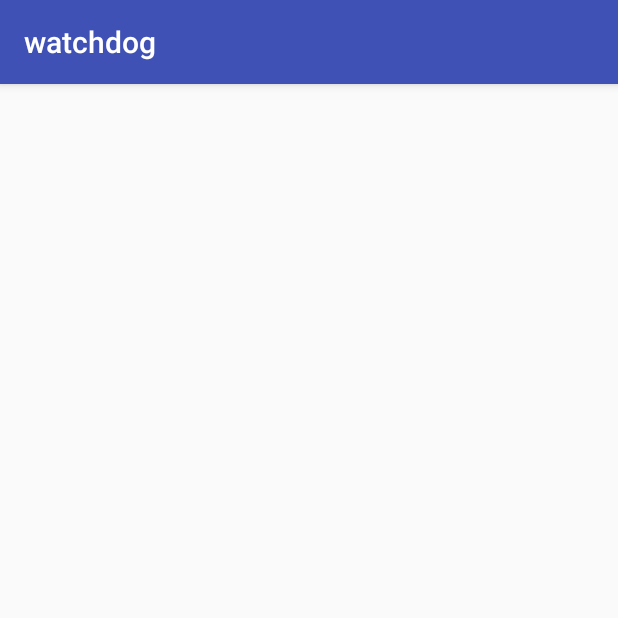
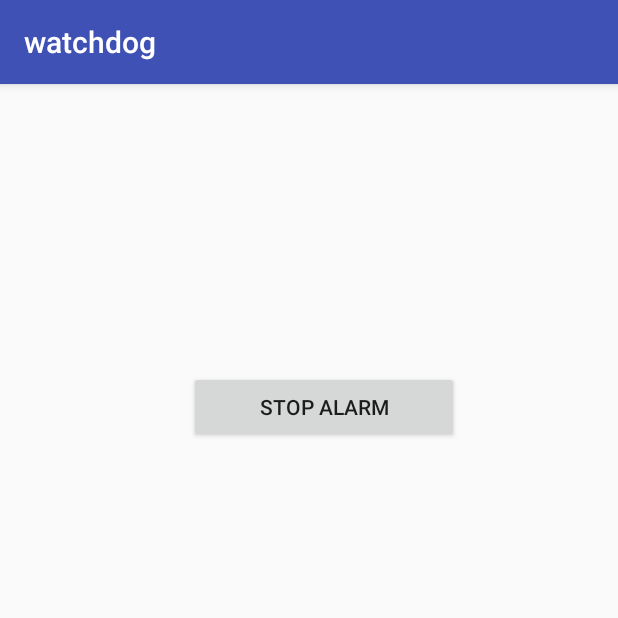
Before and after one commit to svew/watchdog-safety-app, an Android app: the LocationActivity screen opened directly, with no data from a screen before it, on a phone screen of 412 x 824 dp, the top half of it. Run offline under Robolectric (Android 15) with nearby library versions, the phone set to English and light mode, and no system bars.

Commit message:
Added alarm, and a button to stop the alarm

```diff
--- a/app/src/main/java/com/sac/speechdemo/LocationActivity.java
+++ b/app/src/main/java/com/sac/speechdemo/LocationActivity.java
@@ -1,5 +1,7 @@
 package com.sac.speechdemo;
 
+import android.content.Context;
+import android.media.AudioManager;
 import android.media.MediaPlayer;
 import android.support.v7.app.AppCompatActivity;
 import android.os.Bundle;
@@ -14,6 +16,8 @@ import android.provider.Settings;
 import android.support.annotation.NonNull;
 import android.support.annotation.Nullable;
 import android.support.v4.app.ActivityCompat;
+import android.view.View;
+import android.widget.Button;
 
 import com.example.user.speechrecognizationasservice.R;
 
@@ -29,9 +33,24 @@ public class LocationActivity extends AppCompatActivity {
         super.onCreate(savedInstanceState);
         setContentView(R.layout.activity_location);
 
+        AudioManager am =
+                (AudioManager) getSystemService(Context.AUDIO_SERVICE);
+
+        am.setStreamVolume(
+                AudioManager.STREAM_MUSIC,
+                am.getStreamMaxVolume(AudioManager.STREAM_MUSIC),
+                0);
+
         MediaPlayer mpintro = MediaPlayer.create(this, R.raw.police);
         mpintro.setLooping(true);
         mpintro.start();
+
+        ((Button)findViewById(R.id.stopButton)).setOnClickListener(new View.OnClickListener() {
+            @Override
+            public void onClick(View view) {
+                mpintro.stop();
+            }
+        });
 
 
         location_manager = (LocationManager) getSystemService(LOCATION_SERVICE);
--- a/app/src/main/java/com/sac/speechdemo/MainActivity.java
+++ b/app/src/main/java/com/sac/speechdemo/MainActivity.java
@@ -160,7 +160,8 @@ public class MainActivity extends AppCompatActivity {
                 // Set the value to the textviews
                 textViews[arrIndex*2].setText("Contact Name : ".concat(contactName));
                 textViews[arrIndex*2+1].setText("Contact Number : ".concat(contactNumber));
-                phoneNumbers[arrIndex] = (contactNumber);
+                phoneNumbers[arrIndex] = (contactNumber).replaceAll("\\D+","");
+                ;
 
             } catch (Exception e) {
                 e.printStackTrace();
--- a/app/src/main/res/layout/activity_location.xml
+++ b/app/src/main/res/layout/activity_location.xml
@@ -12,4 +12,16 @@ tools:context="com.sac.speechdemo.LocationActivity">
     android:layout_alignParentEnd="true">
 </ScrollView>
 
+    <Button
+        android:id="@+id/stopButton"
+        android:layout_width="152dp"
+        android:layout_height="wrap_content"
+        android:layout_alignParentStart="true"
+        android:layout_alignParentTop="true"
+        android:layout_alignParentEnd="true"
+        android:layout_marginStart="126dp"
+        android:layout_marginTop="191dp"
+        android:layout_marginEnd="106dp"
+        android:text="Stop Alarm" />
+
 </RelativeLayout>
```
Also changed, not shown: app/src/main/java/com/sac/speechdemo/MyService.java (+7 -0 lines).
